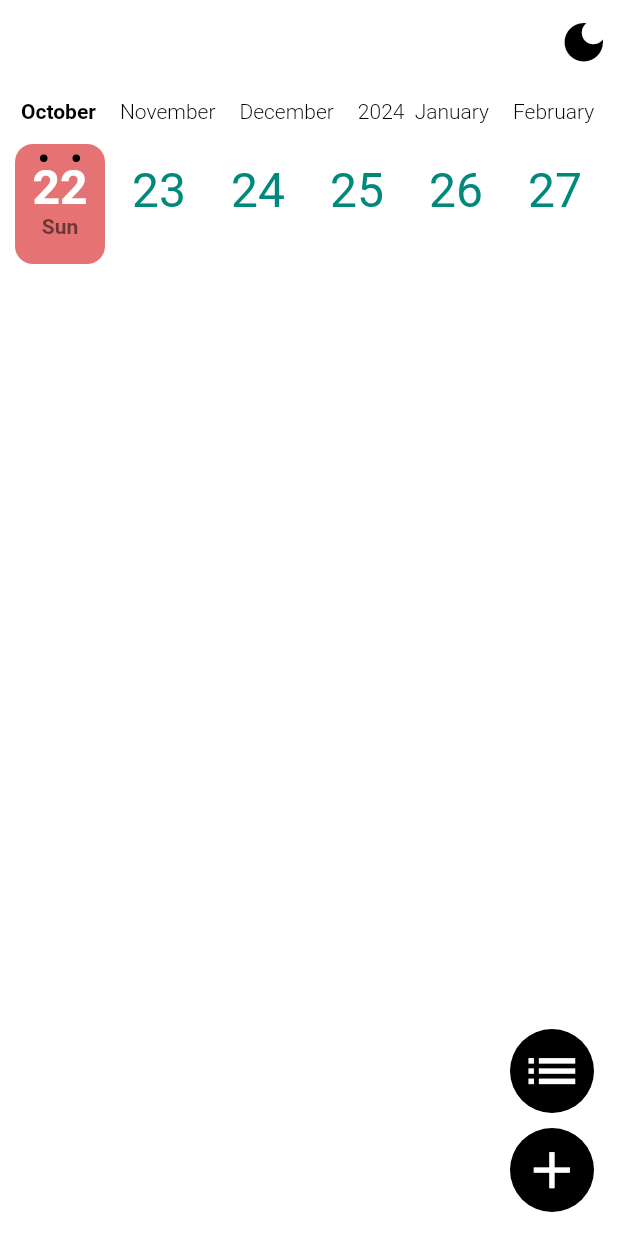
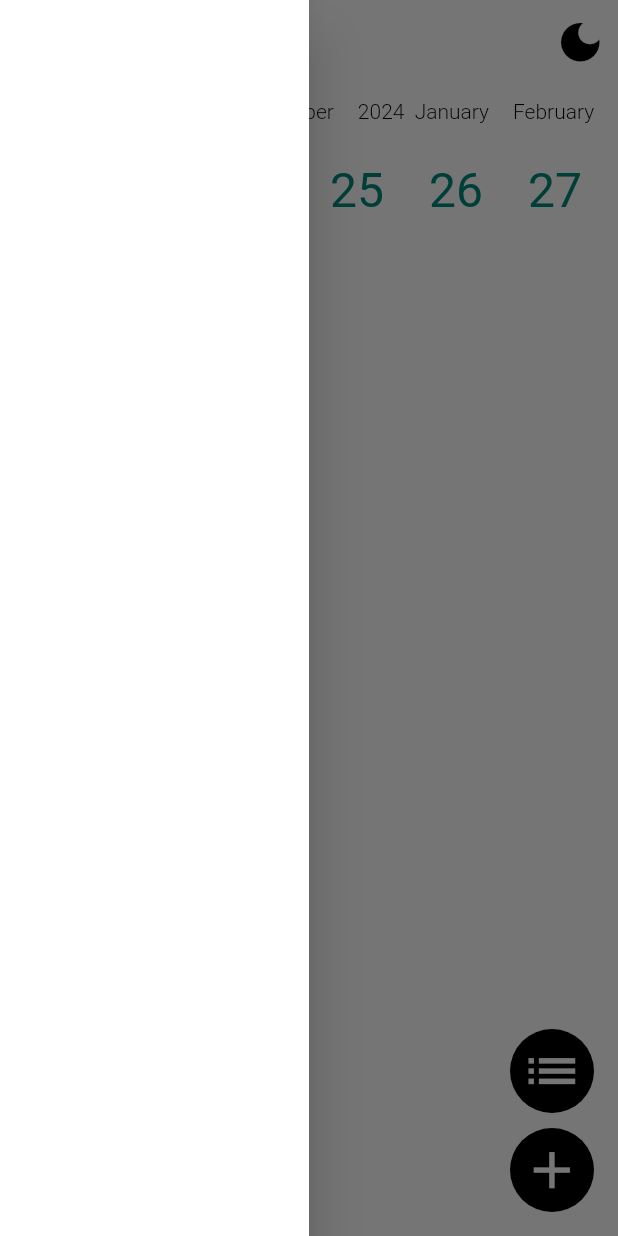
Before and after one commit to YiJeongseop/Moviebim, a Flutter app: the screen it shows after launch, with the side drawer open (before the commit the screen has no drawer), on a phone screen of 412 x 824 dp. Run offline on Flutter 3.47's test engine with Material 2 defaults, Android fonts, the phone set to English and light mode, and no system bars; drawn by our look-alikes of calendar_timeline; our stand-ins replace equatable, flutter_rating_bar, get, google_fonts, shared_preferences, sqflite; accounts and stored records are empty; generated files the repository leaves out were written again.

```diff
--- a/lib/screens/home_screen.dart
+++ b/lib/screens/home_screen.dart
@@ -1,6 +1,7 @@
 import 'package:flutter/material.dart';
 import 'package:get/get.dart';
 import 'package:calendar_timeline/calendar_timeline.dart';
+import 'package:moviebim/widgets/drawer_widget.dart';
 import 'package:shared_preferences/shared_preferences.dart';
 import '../controllers/basic_controller.dart';
 import '../models/movie_model.dart';
@@ -55,25 +56,39 @@ class _HomeScreenState extends State<HomeScreen> {
     return SafeArea(
       child: Scaffold(
         backgroundColor: Theme.of(context).primaryColor,
+        drawer: DrawerWidget(),
         appBar: AppBar(
           automaticallyImplyLeading: false,
+          iconTheme: IconThemeData(
+            color: Theme.of(context).primaryColorDark,
+            size: deviceWidth / 12,
+          ),
+          leading: Builder(
+            builder: (context) {
+              return Padding(
+                padding: const EdgeInsets.only(top: 2),
+                child: IconButton(
+                  onPressed: (){
+                    Scaffold.of(context).openDrawer();
+                  },
+                  icon: const Icon(
+                    Icons.menu,
+                  ),
+                  splashRadius: deviceWidth / 18,
+                ),
+              );
+            },
+          ),
           actions: [
             IconButton(
               onPressed: () {
                 _saveThemeStatus(!Get.isDarkMode);
                 Get.changeThemeMode(Get.isDarkMode ? ThemeMode.light : ThemeMode.dark,);
               },
-              icon: Get.isDarkMode
-                  ? Icon(
-                      Icons.light_mode,
-                      color: Colors.white,
-                      size: deviceWidth / 12,
-                    )
-                  : Icon(
-                      Icons.dark_mode,
-                      color: Colors.black,
-                      size: deviceWidth / 12,
-                    ),
+              icon: Icon(
+                Get.isDarkMode ? Icons.light_mode : Icons.dark_mode,
+                size: deviceWidth / 12,
+              ),
               splashRadius: deviceWidth / 18,
             ),
           ],
--- /dev/null
+++ b/lib/widgets/drawer_widget.dart
@@ -0,0 +1,21 @@
+import 'package:flutter/material.dart';
+
+class DrawerWidget extends StatelessWidget {
+  const DrawerWidget({Key? key}) : super(key: key);
+
+  @override
+  Widget build(BuildContext context) {
+    final deviceWidth = MediaQuery.of(context).size.width;
+    return SizedBox(
+      width: deviceWidth / 2,
+      child: Drawer(
+        backgroundColor: Theme.of(context).primaryColor,
+        child: Column(
+          children: [
+
+          ],
+        ),
+      ),
+    );
+  }
+}
--- a/lib/widgets/search_widget.dart
+++ b/lib/widgets/search_widget.dart
@@ -1,7 +1,6 @@
 import 'package:flutter/material.dart';
 import 'package:get/get.dart';
 import 'package:flutter_gen/gen_l10n/app_localizations.dart';
-import 'package:http/http.dart' as http;
 import '../controllers/movie_controller.dart';
 import '../controllers/text_controller.dart';
 import '../controllers/pages_controller.dart';
--- a/pubspec.yaml
+++ b/pubspec.yaml
@@ -46,6 +46,8 @@ dependencies:
   flutter_rating_bar: ^4.0.1
   equatable: ^2.0.5
   path: ^1.8.3
+  firebase_core: ^2.19.0
+  firebase_auth: ^4.11.1
 
 dev_dependencies:
   flutter_test:
```
Also changed, not shown: pubspec.lock, 10 other files.
